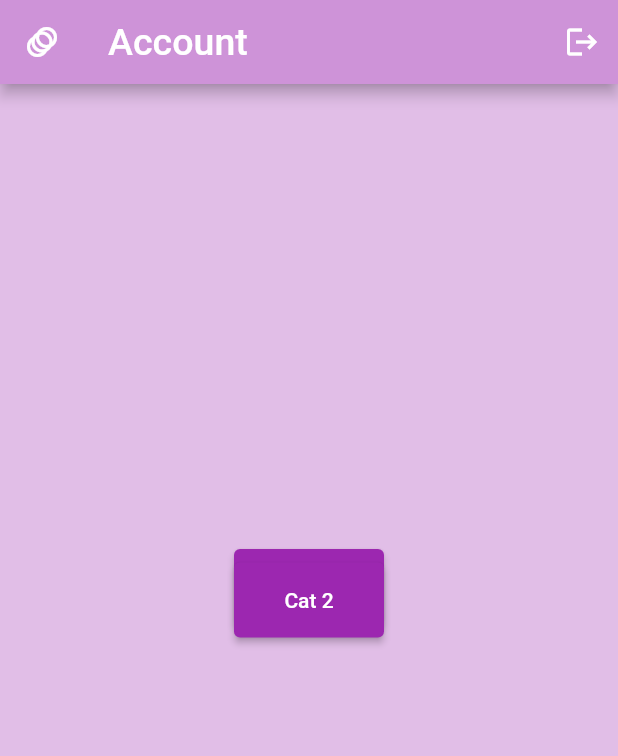
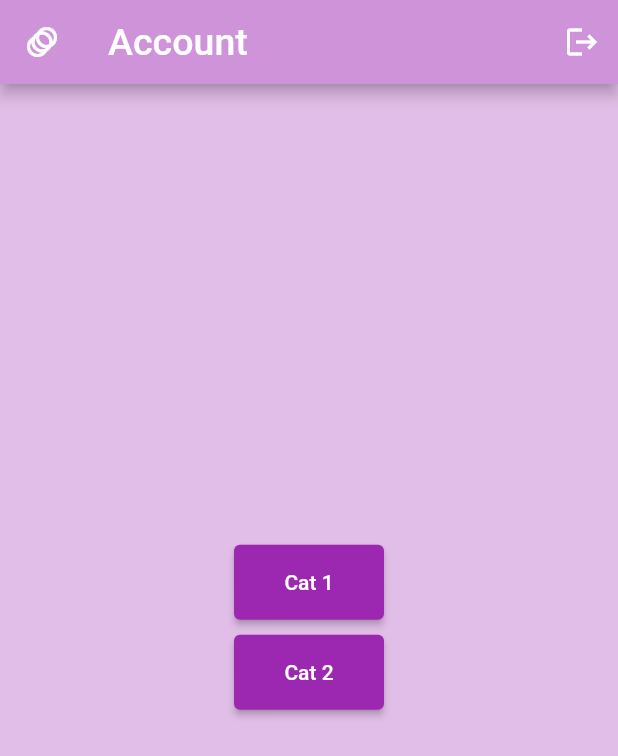
Before and after one commit to peerpressurre/flutter_application_1, a Flutter app: the screen it shows after launch, on a phone screen of 412 x 824 dp. Shown: the top 756 px of the screen. Run offline on Flutter 3.47's test engine with Material 2 defaults, Android fonts, the phone set to English and light mode, and no system bars.

Commit message:
Update home.dart

```diff
--- a/lib/presentation/screens/widgets/home.dart
+++ b/lib/presentation/screens/widgets/home.dart
@@ -1,6 +1,5 @@
+import 'dart:io';
 import 'package:flutter/material.dart';
-const String text1 = "Ім'я: Бетті\nПо-матері: Софіївна\nВік: 4\nДіти: 4\nГладибельність: 10/10\nПроводить більше часу: На вулиці";
-const String text2 = "Ім'я: Елла\nПо-матері: Софіївна\nВік: 2.5\nДіти: -\nГладибельність: 10/10\nПроводить більше часу: Дома";
 class Home extends StatelessWidget {
   const Home ({super.key});
 
@@ -14,7 +13,7 @@ class Home extends StatelessWidget {
                     actions: [
             IconButton(
               icon: const Icon(Icons.logout),
-              onPressed: () {},
+              onPressed: (){exit(0);},
             ),
           ],
           backgroundColor: Colors.purple[200],
@@ -24,11 +23,12 @@ class Home extends StatelessWidget {
             child:
                     Stack(
                       children:[
-                         Padding(padding: EdgeInsets.fromLTRB(50, 310, 50, 25),
-                      child:
                      Align(
-                           alignment: Alignment.topCenter,
-                           child: ElevatedButton(
+                       alignment: FractionalOffset(0.5, 0.4),
+                           child:
+                             Padding(padding: EdgeInsets.fromLTRB(50, 50, 50, 25),
+                           child:
+                           ElevatedButton(
                             style: ElevatedButton.styleFrom(
                                 fixedSize: Size(100, 50),
                                  backgroundColor: Colors.purple, // background (button) color
@@ -36,12 +36,13 @@ class Home extends StatelessWidget {
                               ),
                             onPressed:(){Navigator.pushNamed(context, '/screen1');},
                             child: const Text("Cat 1"),),
-                      )),
-                      Padding(padding: EdgeInsets.fromLTRB(50, 15, 50, 95),
-                      child:
+                      )
+                      ),
                       Align(
-                            alignment: Alignment.center,
-                            child:
+                          alignment: FractionalOffset(0.5, 0.4),
+                          child:
+                            Padding(padding: EdgeInsets.fromLTRB(50, 150, 50, 25),
+                           child:
                             ElevatedButton(
                               style: ElevatedButton.styleFrom(
                                 fixedSize: Size(100, 50),
@@ -51,10 +52,9 @@ class Home extends StatelessWidget {
                               onPressed:(){Navigator.pushNamed(context, '/screen2');},
                        child: const Text("Cat 2"),)
                       )
-                    )]
+                    )
+                    ])
                      ),
-
-                  )
                   );
    }
 }
```
